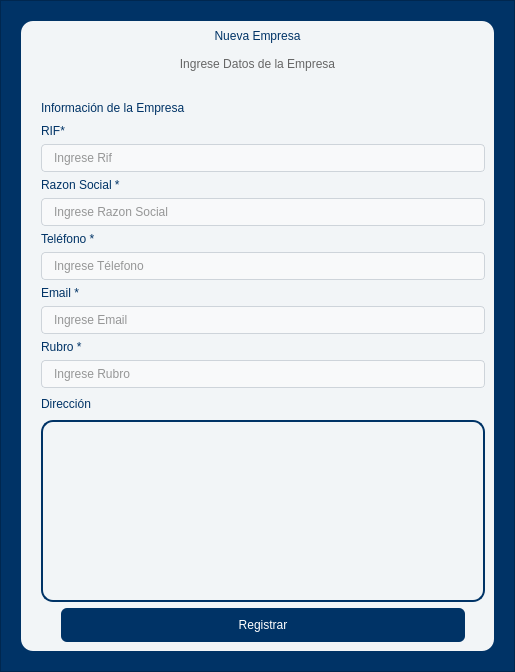
First picture: the form in UI/new_empresa.ui, repository AlexING-7/Gestion_Pasantes, before the edit.
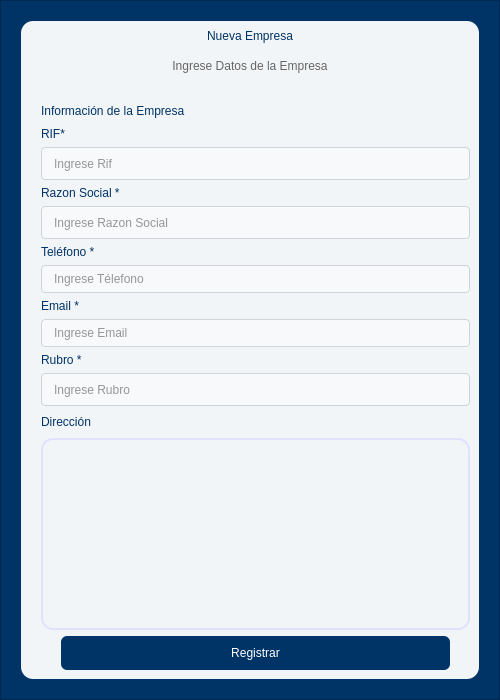
Second picture: the form after the edit.

```diff
--- a/UI/new_empresa.ui
+++ b/UI/new_empresa.ui
@@ -6,10 +6,22 @@
    <rect>
     <x>0</x>
     <y>0</y>
-    <width>515</width>
-    <height>672</height>
+    <width>500</width>
+    <height>700</height>
    </rect>
   </property>
+  <property name="minimumSize">
+   <size>
+    <width>500</width>
+    <height>700</height>
+   </size>
+  </property>
+  <property name="maximumSize">
+   <size>
+    <width>500</width>
+    <height>700</height>
+   </size>
+  </property>
   <property name="windowTitle">
    <string>Dialog</string>
   </property>
@@ -432,10 +444,16 @@
              <layout class="QHBoxLayout" name="horizontalLayout">
               <item>
                <widget class="QPlainTextEdit" name="direccion_input">
+                <property name="sizePolicy">
+                 <sizepolicy hsizetype="Preferred" vsizetype="Preferred">
+                  <horstretch>0</horstretch>
+                  <verstretch>0</verstretch>
+                 </sizepolicy>
+                </property>
                 <property name="styleSheet">
                  <string notr="true">QPlainTextEdit{
 	border:2px solid;
-	border-color: rgb(0, 51, 102);
+	border-color: rgb(225, 225, 255);
 }
 </string>
                 </property>
```
Left out of the diff: 21 changed lines with no effect on the pictures.
